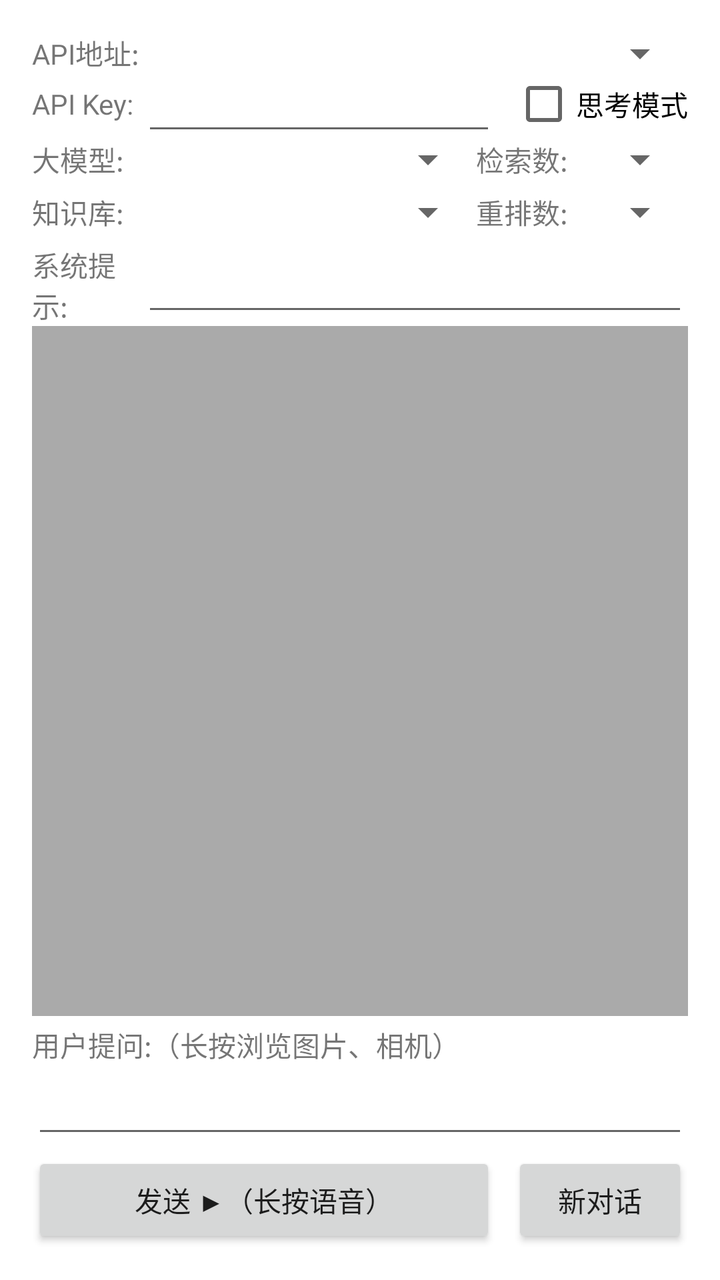
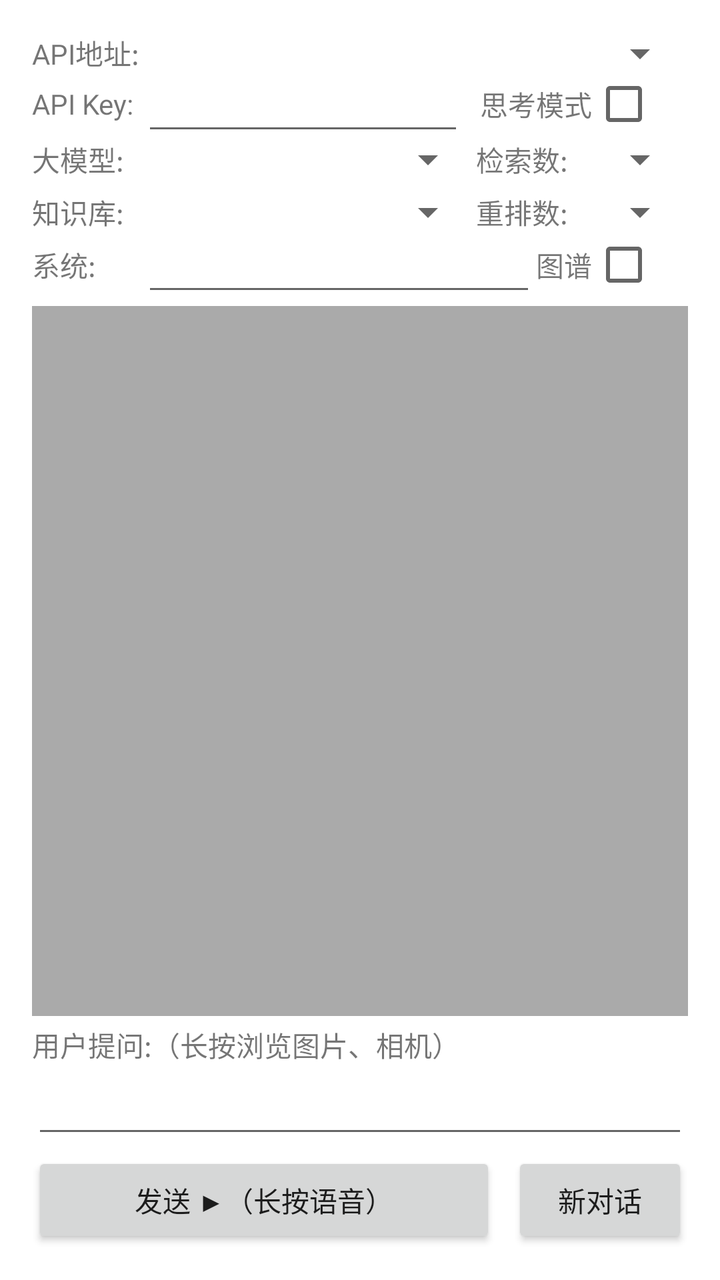

Before-and-after screenshots of an Android layout around one commit, followed by the original layout XML and the change that was made.
<!-- AndroidManifest.xml: application theme Theme.OfflineAI -->
<!-- res/layout/fragment_rag_qa.xml -->
<?xml version="1.0" encoding="utf-8"?>
<androidx.constraintlayout.widget.ConstraintLayout xmlns:android="http://schemas.android.com/apk/res/android"
    xmlns:app="http://schemas.android.com/apk/res-auto"
    xmlns:tools="http://schemas.android.com/tools"
    android:layout_width="match_parent"
    android:layout_height="match_parent"
    android:padding="16dp">

    
    <androidx.constraintlayout.widget.Guideline
        android:id="@+id/guidelineLabel"
        android:layout_width="wrap_content"
        android:layout_height="wrap_content"
        android:orientation="vertical"
        app:layout_constraintGuide_begin="55dp" />

    <TextView
        android:id="@+id/textViewApiUrlLabel"
        android:layout_width="0dp"
        android:layout_height="wrap_content"
        android:text="@string/label_llm_api_url"
        app:layout_constraintTop_toTopOf="parent"
        app:layout_constraintStart_toStartOf="parent"
        app:layout_constraintEnd_toStartOf="@+id/guidelineLabel" />

    <Spinner
        android:id="@+id/spinnerApiUrl"
        android:layout_width="0dp"
        android:layout_height="wrap_content"
        android:layout_marginStart="0dp"
        app:layout_constraintTop_toTopOf="@+id/textViewApiUrlLabel"
        app:layout_constraintBottom_toBottomOf="@+id/textViewApiUrlLabel"
        app:layout_constraintStart_toEndOf="@+id/guidelineLabel"
        app:layout_constraintEnd_toEndOf="parent" />

    <TextView
        android:id="@+id/textViewApiKeyLabel"
        android:layout_width="0dp"
        android:layout_height="wrap_content"
        android:layout_marginTop="4dp"
        android:text="@string/label_llm_api_key"
        app:layout_constraintTop_toBottomOf="@+id/spinnerApiUrl" 
        app:layout_constraintStart_toStartOf="parent"
        app:layout_constraintEnd_toStartOf="@+id/guidelineLabel" />

    <EditText
        android:id="@+id/editTextApiKey"
        android:layout_width="0dp"
        android:layout_height="wrap_content"
        android:layout_marginStart="0dp"
        android:layout_marginEnd="8dp"
        android:inputType="textPassword"
        app:layout_constraintTop_toTopOf="@+id/textViewApiKeyLabel"
        app:layout_constraintBottom_toBottomOf="@+id/textViewApiKeyLabel"
        app:layout_constraintStart_toEndOf="@+id/guidelineLabel"
        app:layout_constraintEnd_toStartOf="@+id/checkBoxThinkingModeKey" />
    
    <Spinner
        android:id="@+id/spinnerBackendPreference"
        android:layout_width="0dp"
        android:layout_height="wrap_content"
        android:layout_marginStart="0dp"
        android:layout_marginEnd="0dp"
        android:visibility="gone"
        app:layout_constraintTop_toTopOf="@+id/textViewApiKeyLabel"
        app:layout_constraintBottom_toBottomOf="@+id/textViewApiKeyLabel"
        app:layout_constraintStart_toEndOf="@+id/guidelineLabel"
        app:layout_constraintEnd_toStartOf="@+id/textViewSearchDepthLabel" />
        
    <CheckBox
        android:id="@+id/checkBoxThinkingModeKey"
        android:layout_width="wrap_content"
        android:layout_height="wrap_content"
        android:text="@string/text_thinking_mode"
        android:layout_marginStart="8dp"
        app:layout_constraintTop_toTopOf="@+id/textViewApiKeyLabel"
        app:layout_constraintBottom_toBottomOf="@+id/textViewApiKeyLabel"
        app:layout_constraintEnd_toEndOf="parent" />

    <TextView
        android:id="@+id/textViewApiModelLabel"
        android:layout_width="0dp"
        android:layout_height="wrap_content"
        android:layout_marginTop="8dp"
        android:text="@string/label_llm_model"
        app:layout_constraintTop_toBottomOf="@+id/textViewApiKeyLabel"
        app:layout_constraintStart_toStartOf="parent"
        app:layout_constraintEnd_toStartOf="@+id/guidelineLabel" />

    <Spinner
        android:id="@+id/spinnerApiModel"
        android:layout_width="0dp"
        android:layout_height="wrap_content"
        android:layout_marginStart="0dp"
        android:layout_marginEnd="0dp"
        app:layout_constraintTop_toTopOf="@+id/textViewApiModelLabel"
        app:layout_constraintBottom_toBottomOf="@+id/textViewApiModelLabel"
        app:layout_constraintStart_toEndOf="@+id/guidelineLabel"
        app:layout_constraintEnd_toStartOf="@+id/textViewSearchDepthLabel" />

    <TextView
        android:id="@+id/textViewKnowledgeBaseLabel"
        android:layout_width="0dp"
        android:layout_height="wrap_content"
        android:layout_marginTop="4dp"
        android:text="@string/label_knowledge_base"
        app:layout_constraintTop_toBottomOf="@+id/spinnerApiModel"
        app:layout_constraintStart_toStartOf="parent"
        app:layout_constraintEnd_toStartOf="@+id/guidelineLabel" />

    <TextView
        android:id="@+id/textViewSearchDepthLabel"
        android:layout_width="wrap_content"
        android:layout_height="wrap_content"
        android:text="@string/label_search_depth"
        android:layout_marginStart="0dp"
        app:layout_constraintTop_toTopOf="@+id/spinnerApiModel"
        app:layout_constraintBottom_toBottomOf="@+id/spinnerApiModel"
        app:layout_constraintStart_toEndOf="@+id/spinnerApiModel" />

    <Spinner
        android:id="@+id/spinnerSearchDepth"
        android:layout_width="60dp"
        android:layout_height="wrap_content"
        android:layout_marginStart="0dp"
        android:paddingEnd="10dp"  
        app:layout_constraintTop_toTopOf="@+id/textViewSearchDepthLabel"
        app:layout_constraintBottom_toBottomOf="@+id/textViewSearchDepthLabel"
        app:layout_constraintStart_toEndOf="@+id/textViewSearchDepthLabel"
        app:layout_constraintEnd_toEndOf="parent" />

    <Spinner
        android:id="@+id/spinnerKnowledgeBase"
        android:layout_width="0dp"
        android:layout_height="wrap_content"
        android:layout_marginStart="0dp"
        android:layout_marginEnd="0dp"
        app:layout_constraintTop_toTopOf="@+id/textViewKnowledgeBaseLabel"
        app:layout_constraintBottom_toBottomOf="@+id/textViewKnowledgeBaseLabel"
        app:layout_constraintStart_toEndOf="@+id/guidelineLabel"
        app:layout_constraintEnd_toStartOf="@+id/textViewRerankCountLabel" />

    <TextView
        android:id="@+id/textViewRerankCountLabel"
        android:layout_width="wrap_content"
        android:layout_height="wrap_content"
        android:text="@string/label_rerank_count"
        android:layout_marginStart="0dp"
        app:layout_constraintTop_toTopOf="@+id/spinnerKnowledgeBase"
        app:layout_constraintBottom_toBottomOf="@+id/spinnerKnowledgeBase"
        app:layout_constraintStart_toEndOf="@+id/spinnerKnowledgeBase" />

    <Spinner
        android:id="@+id/spinnerRerankCount"
        android:layout_width="60dp"
        android:layout_height="wrap_content"
        android:layout_marginStart="0dp"
        android:paddingEnd="10dp"
        app:layout_constraintTop_toTopOf="@+id/textViewRerankCountLabel"
        app:layout_constraintBottom_toBottomOf="@+id/textViewRerankCountLabel"
        app:layout_constraintStart_toEndOf="@+id/textViewRerankCountLabel"
        app:layout_constraintEnd_toEndOf="parent" />

    <TextView
        android:id="@+id/textViewSystemPromptLabel"
        android:layout_width="0dp"
        android:layout_height="wrap_content"
        android:layout_marginTop="4dp"
        android:text="@string/label_system_prompt"
        app:layout_constraintTop_toBottomOf="@+id/spinnerKnowledgeBase"
        app:layout_constraintStart_toStartOf="parent"
        app:layout_constraintEnd_toStartOf="@+id/guidelineLabel" />

    <EditText
        android:id="@+id/editTextSystemPrompt"
        android:layout_width="0dp"
        android:layout_height="wrap_content"
        android:inputType="text"
        android:singleLine="true"
        android:layout_marginStart="0dp"
        app:layout_constraintTop_toTopOf="@+id/textViewSystemPromptLabel"
        app:layout_constraintBottom_toBottomOf="@+id/textViewSystemPromptLabel"
        app:layout_constraintStart_toEndOf="@+id/guidelineLabel"
        app:layout_constraintEnd_toEndOf="parent" />

    
    <androidx.recyclerview.widget.RecyclerView
        android:id="@+id/recyclerViewChat"
        android:layout_width="0dp"
        android:layout_height="0dp"
        android:layout_marginTop="0dp"
        android:layout_marginBottom="4dp"
        android:background="@android:color/darker_gray"
        android:clipToPadding="false"
        android:paddingStart="2dp"
        android:paddingEnd="2dp"
        android:paddingTop="4dp"
        android:paddingBottom="4dp"
        app:layout_constraintTop_toBottomOf="@+id/editTextSystemPrompt"
        app:layout_constraintBottom_toTopOf="@+id/textViewUserPromptLabel" 
        app:layout_constraintStart_toStartOf="parent"
        app:layout_constraintEnd_toEndOf="parent" />

    <TextView
        android:id="@+id/textViewUserPromptLabel"
        android:layout_width="wrap_content"
        android:layout_height="wrap_content"
        android:layout_marginTop="2dp" 
        android:text="@string/label_user_prompt"
        app:layout_constraintBottom_toTopOf="@+id/recyclerViewImageThumbnails"
        app:layout_constraintStart_toStartOf="parent" />

    
    <androidx.recyclerview.widget.RecyclerView
        android:id="@+id/recyclerViewImageThumbnails"
        android:layout_width="0dp"
        android:layout_height="wrap_content"
        android:layout_marginTop="4dp"
        android:layout_marginBottom="4dp"
        android:visibility="gone"
        app:layout_constraintBottom_toTopOf="@+id/editTextUserPrompt"
        app:layout_constraintStart_toStartOf="parent"
        app:layout_constraintEnd_toEndOf="parent" />

    <EditText
        android:id="@+id/editTextUserPrompt"
        android:layout_width="0dp"
        android:layout_height="wrap_content"
        android:inputType="text"
        android:maxLines="4"
        android:imeOptions="actionSend"
        android:layout_marginBottom="2dp"
        app:layout_constraintBottom_toTopOf="@+id/buttonSendStop"
        app:layout_constraintStart_toStartOf="parent"
        app:layout_constraintEnd_toEndOf="parent" /> 

    <Button
        android:id="@+id/buttonSendStop"
        android:layout_width="0dp"
        android:layout_height="wrap_content"
        android:layout_marginEnd="8dp"
        android:text="@string/button_send"
        app:layout_constraintBottom_toBottomOf="parent"
        app:layout_constraintStart_toStartOf="parent"
        app:layout_constraintEnd_toStartOf="@+id/buttonNewChat" />

    <Button
        android:id="@+id/buttonNewChat"
        android:layout_width="wrap_content"
        android:layout_height="wrap_content"
        android:text="@string/text_new_conversation"
        app:layout_constraintBottom_toBottomOf="parent"
        app:layout_constraintEnd_toEndOf="parent" />

</androidx.constraintlayout.widget.ConstraintLayout>
<!-- resources referenced by this layout -->
<resources>
  <string name="button_send">发送 ▶（长按语音）</string>
  <string name="label_knowledge_base">知识库:</string>
  <string name="label_llm_api_key">API Key:</string>
  <string name="label_llm_api_url">API地址:</string>
  <string name="label_llm_model">大模型:</string>
  <string name="label_rerank_count">重排数:</string>
  <string name="label_search_depth">检索数:</string>
  <string name="label_system_prompt">系统提示:</string>
  <string name="label_user_prompt">用户提问:（长按浏览图片、相机）</string>
  <string name="text_new_conversation">新对话</string>
  <string name="text_thinking_mode">思考模式</string>
  <style name="Theme.OfflineAI" parent="Theme.MaterialComponents.DayNight.DarkActionBar">
          
          <item name="colorPrimary">@color/purple_500</item>
          <item name="colorPrimaryVariant">@color/purple_700</item>
          <item name="colorOnPrimary">@color/white</item>
          
          <item name="colorSecondary">@color/teal_200</item>
          <item name="colorSecondaryVariant">@color/teal_700</item>
          <item name="colorOnSecondary">@color/black</item>
          
          <item name="android:statusBarColor" tools:targetApi="l">?attr/colorPrimaryVariant</item>
          
      </style>
</resources>

<!-- the commit's change to res/layout/fragment_rag_qa.xml (unified diff, before → after) -->
@@ -53,7 +53,7 @@
         app:layout_constraintTop_toTopOf="@+id/textViewApiKeyLabel"
         app:layout_constraintBottom_toBottomOf="@+id/textViewApiKeyLabel"
         app:layout_constraintStart_toEndOf="@+id/guidelineLabel"
-        app:layout_constraintEnd_toStartOf="@+id/checkBoxThinkingModeKey" />
+        app:layout_constraintEnd_toStartOf="@+id/textViewThinkingModeLabel" />
     
     <Spinner
         android:id="@+id/spinnerBackendPreference"
@@ -67,11 +67,19 @@
         app:layout_constraintStart_toEndOf="@+id/guidelineLabel"
         app:layout_constraintEnd_toStartOf="@+id/textViewSearchDepthLabel" />
         
+    <TextView
+        android:id="@+id/textViewThinkingModeLabel"
+        android:layout_width="wrap_content"
+        android:layout_height="wrap_content"
+        android:text="@string/text_thinking_mode"
+        app:layout_constraintTop_toTopOf="@+id/textViewApiKeyLabel"
+        app:layout_constraintBottom_toBottomOf="@+id/textViewApiKeyLabel"
+        app:layout_constraintEnd_toStartOf="@+id/checkBoxThinkingModeKey" />
+
     <CheckBox
         android:id="@+id/checkBoxThinkingModeKey"
         android:layout_width="wrap_content"
         android:layout_height="wrap_content"
-        android:text="@string/text_thinking_mode"
         android:layout_marginStart="8dp"
         app:layout_constraintTop_toTopOf="@+id/textViewApiKeyLabel"
         app:layout_constraintBottom_toBottomOf="@+id/textViewApiKeyLabel"
@@ -181,6 +189,24 @@
         app:layout_constraintTop_toTopOf="@+id/textViewSystemPromptLabel"
         app:layout_constraintBottom_toBottomOf="@+id/textViewSystemPromptLabel"
         app:layout_constraintStart_toEndOf="@+id/guidelineLabel"
+        app:layout_constraintEnd_toStartOf="@+id/textViewGraphRagLabel" />
+
+    <TextView
+        android:id="@+id/textViewGraphRagLabel"
+        android:layout_width="wrap_content"
+        android:layout_height="wrap_content"
+        android:text="@string/label_graph_rag_short"
+        app:layout_constraintTop_toTopOf="@+id/textViewSystemPromptLabel"
+        app:layout_constraintBottom_toBottomOf="@+id/textViewSystemPromptLabel"
+        app:layout_constraintEnd_toStartOf="@+id/checkBoxGraphRagMode" />
+
+    <CheckBox
+        android:id="@+id/checkBoxGraphRagMode"
+        android:layout_width="wrap_content"
+        android:layout_height="wrap_content"
+        android:layout_marginStart="8dp"
+        app:layout_constraintTop_toTopOf="@+id/textViewSystemPromptLabel"
+        app:layout_constraintBottom_toBottomOf="@+id/textViewSystemPromptLabel"
         app:layout_constraintEnd_toEndOf="parent" />
 
     
<!-- resource entries referenced after the edit -->
@@ -1,13 +1,14 @@
 <!-- resources referenced by this layout -->
 <resources>
   <string name="button_send">发送 ▶（长按语音）</string>
+  <string name="label_graph_rag_short">图谱</string>
   <string name="label_knowledge_base">知识库:</string>
   <string name="label_llm_api_key">API Key:</string>
   <string name="label_llm_api_url">API地址:</string>
   <string name="label_llm_model">大模型:</string>
   <string name="label_rerank_count">重排数:</string>
   <string name="label_search_depth">检索数:</string>
-  <string name="label_system_prompt">系统提示:</string>
+  <string name="label_system_prompt">系统:</string>
   <string name="label_user_prompt">用户提问:（长按浏览图片、相机）</string>
   <string name="text_new_conversation">新对话</string>
   <string name="text_thinking_mode">思考模式</string>
